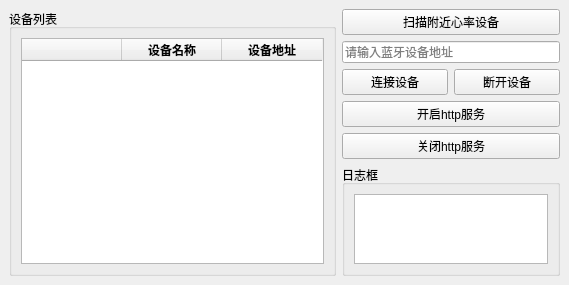
The window that ui/ui_main.ui (a78cat/miband-heart-rate) describes before a commit, drawn with Qt 5.
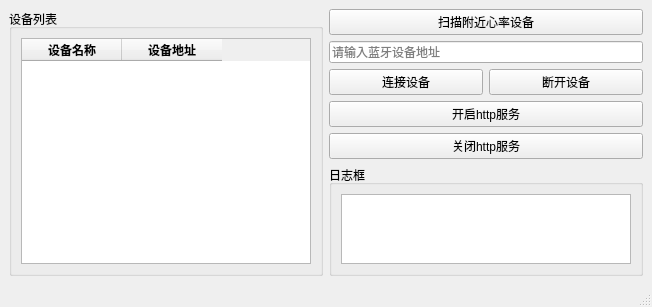
The same window after the commit.

Patch:
```diff
--- a/ui/ui_main.ui
+++ b/ui/ui_main.ui
@@ -6,7 +6,7 @@
    <rect>
     <x>0</x>
     <y>0</y>
-    <width>569</width>
+    <width>652</width>
     <height>274</height>
    </rect>
   </property>
@@ -14,7 +14,7 @@
    <string>MainWindow</string>
   </property>
   <widget class="QWidget" name="centralwidget">
-   <layout class="QHBoxLayout" name="horizontalLayout" stretch="3,2">
+   <layout class="QHBoxLayout" name="horizontalLayout">
     <item>
      <layout class="QVBoxLayout" name="verticalLayout_2">
       <item>
@@ -25,11 +25,12 @@
         <layout class="QGridLayout" name="gridLayout_2">
          <item row="0" column="0">
           <widget class="QTableWidget" name="tableWidget_devicesList">
-           <column>
-            <property name="text">
-             <string/>
-            </property>
-           </column>
+           <property name="editTriggers">
+            <set>QAbstractItemView::EditTrigger::NoEditTriggers</set>
+           </property>
+           <attribute name="horizontalHeaderVisible">
+            <bool>true</bool>
+           </attribute>
            <column>
             <property name="text">
              <string>设备名称</string>
@@ -133,6 +134,7 @@
     </item>
    </layout>
   </widget>
+  <widget class="QStatusBar" name="statusBar"/>
  </widget>
  <resources/>
  <connections/>
```
